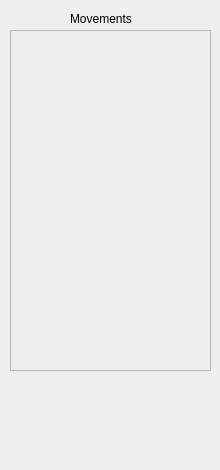
The window that Summary.ui (MoisesEnrique/ChessGame) describes before a commit, drawn with Qt 5.
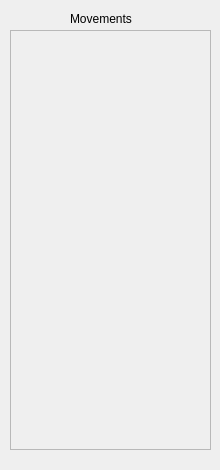
The same window after the commit.

What changed in the file:
```diff
--- a/Summary.ui
+++ b/Summary.ui
@@ -19,7 +19,7 @@
      <x>10</x>
      <y>30</y>
      <width>201</width>
-     <height>341</height>
+     <height>420</height>
     </rect>
    </property>
    <property name="cursor" stdset="0">
@@ -34,7 +34,7 @@
       <x>0</x>
       <y>0</y>
       <width>199</width>
-      <height>339</height>
+      <height>418</height>
      </rect>
     </property>
    </widget>
```
